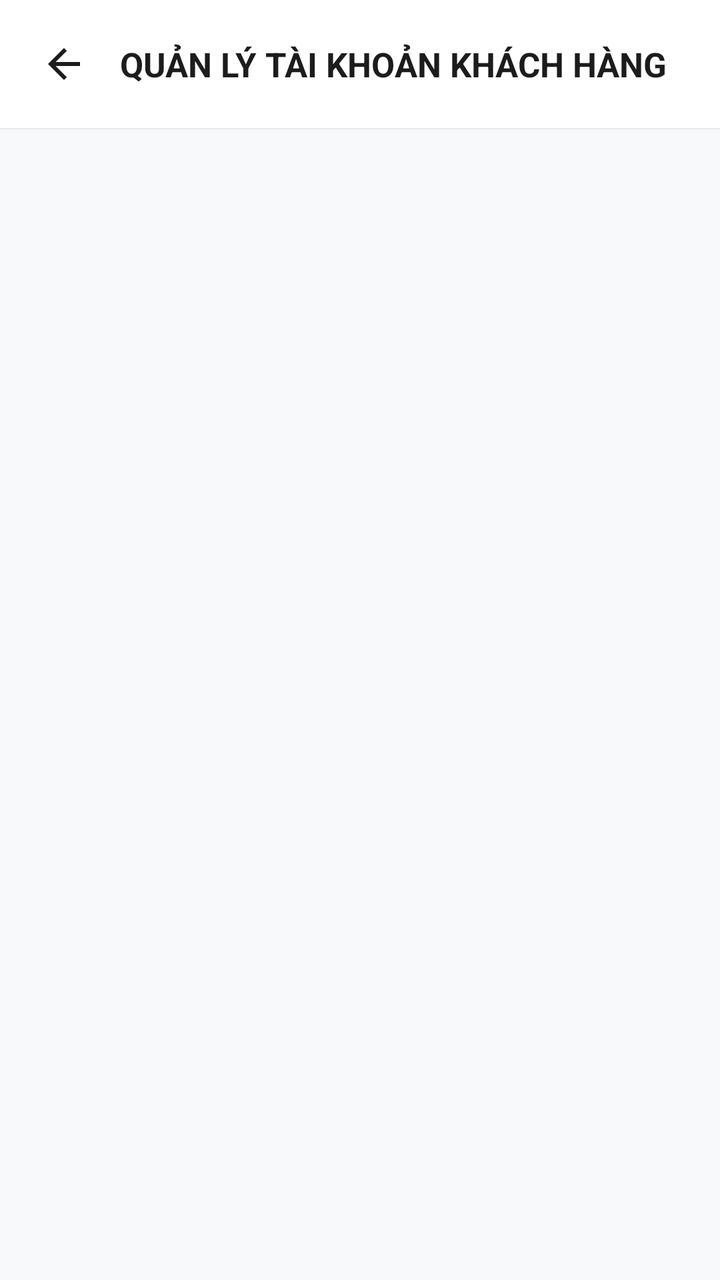
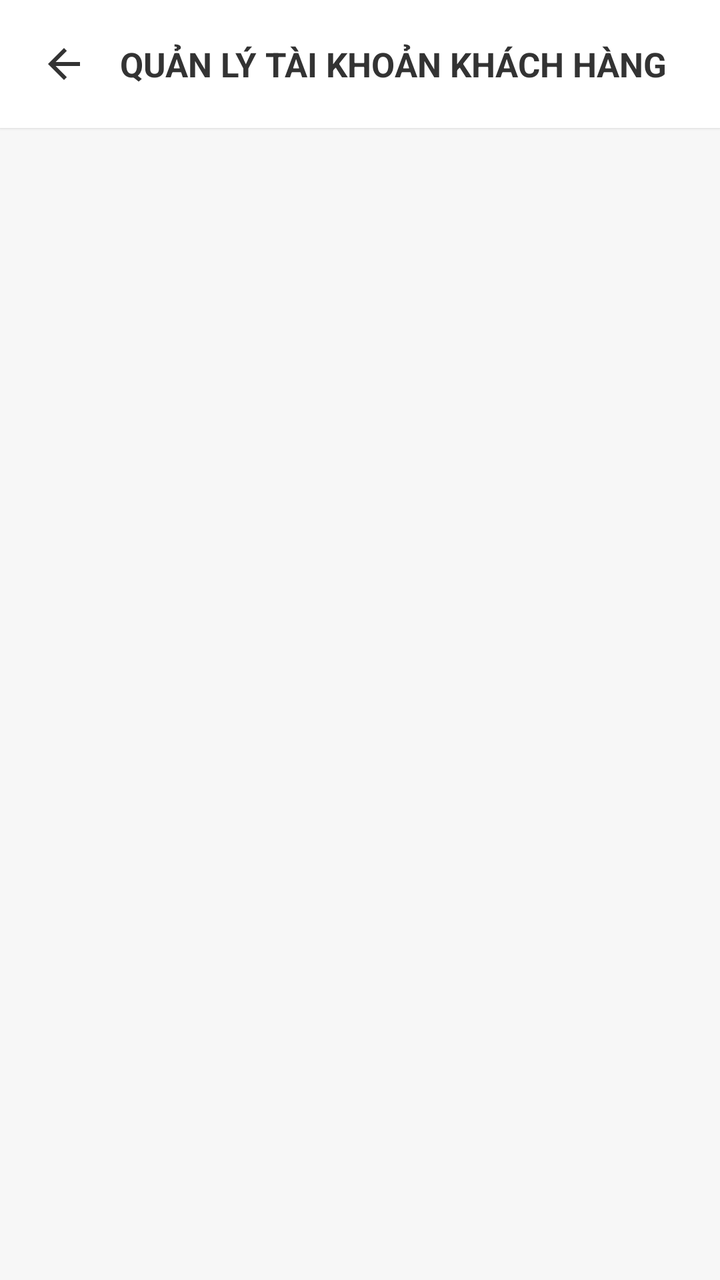

Before-and-after screenshots of an Android layout around one commit, followed by the original layout XML and the change that was made.
<!-- AndroidManifest.xml: application theme Theme.MobileDeviceStoreTDMU -->
<!-- res/layout/activity_quan_ly_tai_khoan.xml -->
<?xml version="1.0" encoding="utf-8"?>
<LinearLayout xmlns:android="http://schemas.android.com/apk/res/android"
    xmlns:tools="http://schemas.android.com/tools"
    android:layout_width="match_parent"
    android:layout_height="match_parent"
    android:orientation="vertical"
    android:background="#F8F9FA"
    android:fitsSystemWindows="true"
    tools:context=".activity.QuanLyTaiKhoanActivity">

    
    <LinearLayout
        android:layout_width="match_parent"
        android:layout_height="wrap_content"
        android:background="#FFFFFF"
        android:elevation="1dp"
        android:padding="16dp"
        android:orientation="horizontal"
        android:gravity="center_vertical">

        <ImageView
            android:id="@+id/btnBackHeader"
            android:layout_width="32dp"
            android:layout_height="32dp"
            android:src="@drawable/ic_arrow_back"
            android:background="?attr/selectableItemBackgroundBorderless"
            android:padding="4dp"
            android:layout_marginEnd="12dp" />

        <TextView
            android:layout_width="0dp"
            android:layout_height="wrap_content"
            android:layout_weight="1"
            android:text="QUẢN LÝ TÀI KHOẢN KHÁCH HÀNG"
            android:textColor="#1C1C1C"
            android:textSize="17sp"
            android:textStyle="bold" />

    </LinearLayout>

    <TextView
        android:id="@+id/tvEmptyQuanLyTaiKhoan"
        android:layout_width="match_parent"
        android:layout_height="match_parent"
        android:text="Chưa có tài khoản khách hàng nào!"
        android:textColor="#8E8E93"
        android:textSize="15sp"
        android:gravity="center"
        android:visibility="gone" />

    <androidx.recyclerview.widget.RecyclerView
        android:id="@+id/rvQuanLyTaiKhoan"
        android:layout_width="match_parent"
        android:layout_height="match_parent"
        android:clipToPadding="false"
        android:paddingBottom="16dp" />

</LinearLayout>
<!-- resources referenced by this layout -->
<resources>
  <!-- drawable ic_arrow_back (drawable) -->
  <vector xmlns:android="http://schemas.android.com/apk/res/android"
      android:width="24dp"
      android:height="24dp"
      android:viewportWidth="24"
      android:viewportHeight="24">
      <path
          android:fillColor="#1C1C1C"
          android:pathData="M20,11H7.83l5.59,-5.59L12,4l-8,8 8,8 1.41,-1.41L7.83,13H20v-2z"/>
  </vector>
  <style name="Theme.MobileDeviceStoreTDMU" parent="Base.Theme.MobileDeviceStoreTDMU" />
  <style name="Base.Theme.MobileDeviceStoreTDMU" parent="Theme.Material3.DayNight.NoActionBar">
          
          
      </style>
</resources>

<!-- the commit's change to res/layout/activity_quan_ly_tai_khoan.xml (unified diff, before → after) -->
@@ -1,10 +1,11 @@
 <?xml version="1.0" encoding="utf-8"?>
 <LinearLayout xmlns:android="http://schemas.android.com/apk/res/android"
     xmlns:tools="http://schemas.android.com/tools"
+    xmlns:app="http://schemas.android.com/apk/res-auto"
     android:layout_width="match_parent"
     android:layout_height="match_parent"
     android:orientation="vertical"
-    android:background="#F8F9FA"
+    android:background="@color/bg_light"
     android:fitsSystemWindows="true"
     tools:context=".activity.QuanLyTaiKhoanActivity">
 
@@ -12,7 +13,7 @@
     <LinearLayout
         android:layout_width="match_parent"
         android:layout_height="wrap_content"
-        android:background="#FFFFFF"
+        android:background="@color/bg_white"
         android:elevation="1dp"
         android:padding="16dp"
         android:orientation="horizontal"
@@ -25,6 +26,7 @@
             android:src="@drawable/ic_arrow_back"
             android:background="?attr/selectableItemBackgroundBorderless"
             android:padding="4dp"
+            app:tint="@color/text_primary"
             android:layout_marginEnd="12dp" />
 
         <TextView
@@ -32,7 +34,7 @@
             android:layout_height="wrap_content"
             android:layout_weight="1"
             android:text="QUẢN LÝ TÀI KHOẢN KHÁCH HÀNG"
-            android:textColor="#1C1C1C"
+            android:textColor="@color/text_primary"
             android:textSize="17sp"
             android:textStyle="bold" />
 
@@ -43,8 +45,8 @@
         android:layout_width="match_parent"
         android:layout_height="match_parent"
         android:text="Chưa có tài khoản khách hàng nào!"
-        android:textColor="#8E8E93"
-        android:textSize="15sp"
+        android:textColor="@color/text_secondary"
+        android:textSize="16sp"
         android:gravity="center"
         android:visibility="gone" />
 
@@ -53,6 +55,6 @@
         android:layout_width="match_parent"
         android:layout_height="match_parent"
         android:clipToPadding="false"
-        android:paddingBottom="16dp" />
+        android:padding="12dp" />
 
 </LinearLayout>
<!-- resource entries referenced after the edit -->
@@ -1,5 +1,9 @@
 <!-- resources referenced by this layout -->
 <resources>
+  <color name="bg_light">#F7F7F7</color>
+  <color name="bg_white">#FFFFFF</color>
+  <color name="text_primary">#333333</color>
+  <color name="text_secondary">#8E8E93</color>
   <!-- drawable ic_arrow_back (drawable) -->
   <vector xmlns:android="http://schemas.android.com/apk/res/android"
       android:width="24dp"
